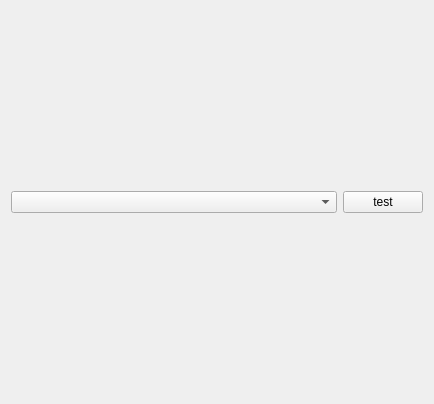
Qt form qmlpopups/src/settings/popupappearance.ui (euroelessar/qutim) before a commit.
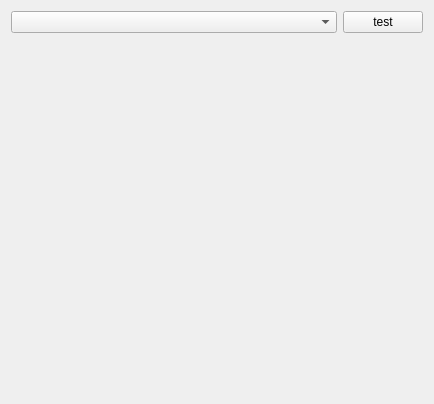
The same form after that commit.

```diff
--- a/qmlpopups/src/settings/popupappearance.ui
+++ b/qmlpopups/src/settings/popupappearance.ui
@@ -43,6 +43,22 @@
      </property>
     </widget>
    </item>
+   <item row="2" column="0">
+    <spacer name="verticalSpacer">
+     <property name="orientation">
+      <enum>Qt::Vertical</enum>
+     </property>
+     <property name="sizeHint" stdset="0">
+      <size>
+       <width>20</width>
+       <height>40</height>
+      </size>
+     </property>
+    </spacer>
+   </item>
+   <item row="1" column="0">
+    <layout class="QVBoxLayout" name="verticalLayout_2"/>
+   </item>
   </layout>
  </widget>
  <resources/>
```
